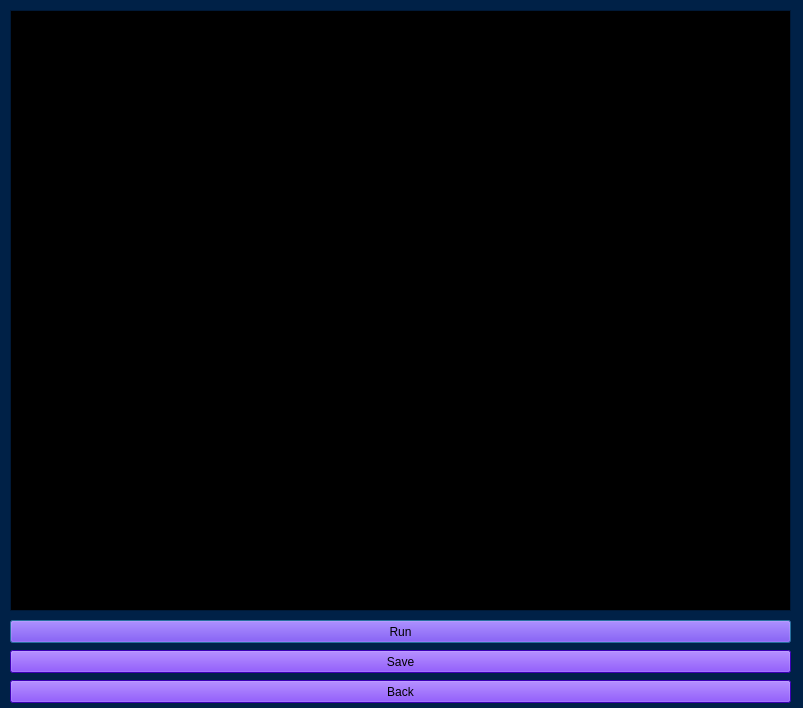
This is RD3D_GUI/inputedit.ui in jdickerson95/qt_RADDDOSE-3D as Qt 5 draws it before an edit. The edited form follows.
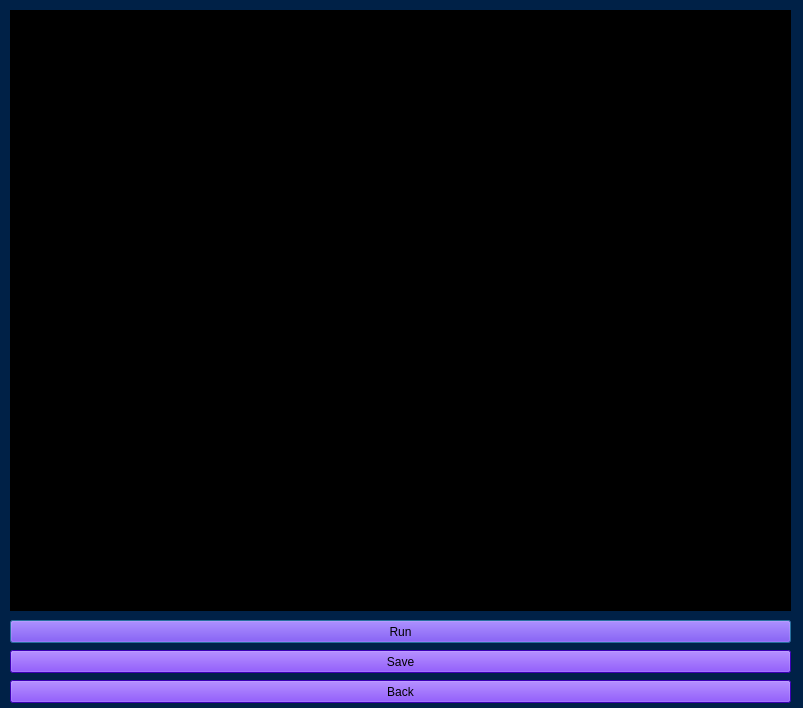
This is the edited form.

Diff of the .ui file:
```diff
--- a/RD3D_GUI/inputedit.ui
+++ b/RD3D_GUI/inputedit.ui
@@ -428,6 +428,45 @@
   <property name="windowTitle">
    <string>Input File</string>
   </property>
+  <property name="styleSheet">
+   <string notr="true">QPushButton {
+color: black;
+background-color: #5500ff;
+}
+
+QLabel{
+color: white;
+}
+
+QComboBox{
+color: white;
+background-color: #002147;;
+}
+
+QLineEdit{
+color: white;
+background-color: black;
+}
+
+QTextEdit{
+color: white;
+background-color: black;
+}
+/*
+#tabCrystal {
+background: #002147;
+}
+#tabBeam {
+background: #002147;
+}
+#tabWedge {
+background: #002147;
+}
+*/
+#centralWidget{
+background: #002147;
+}</string>
+  </property>
   <widget class="QTextEdit" name="textEdit_inputFile">
    <property name="geometry">
     <rect>
```
Left out of the diff: 60 changed lines with no effect on the pictures.
